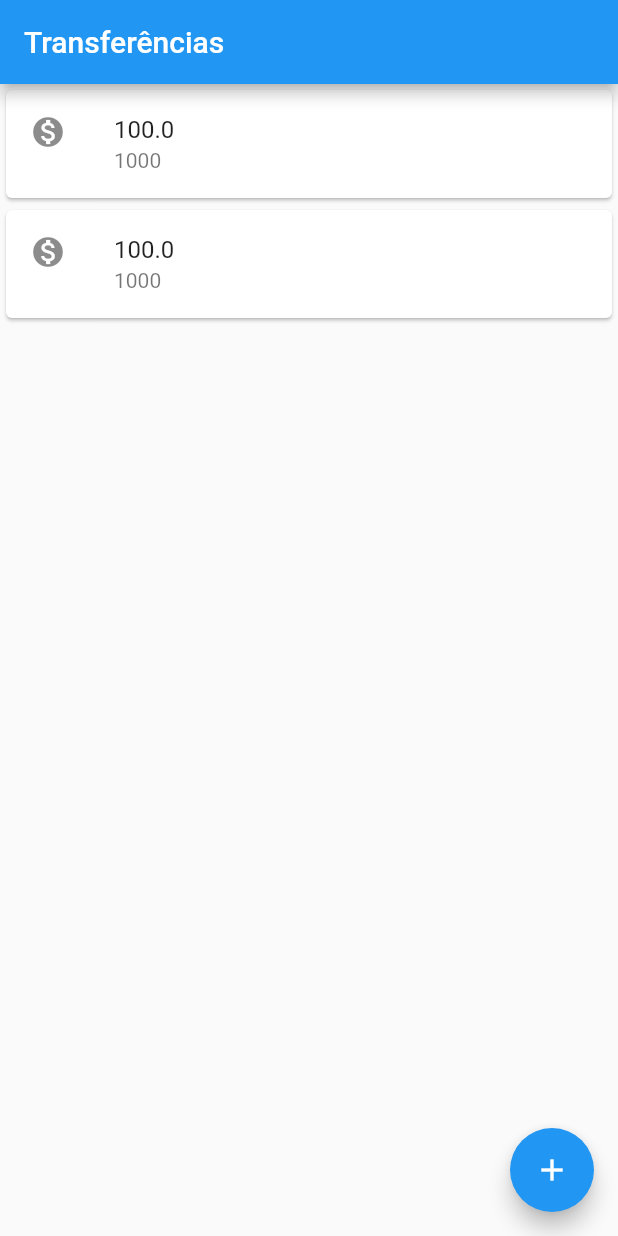
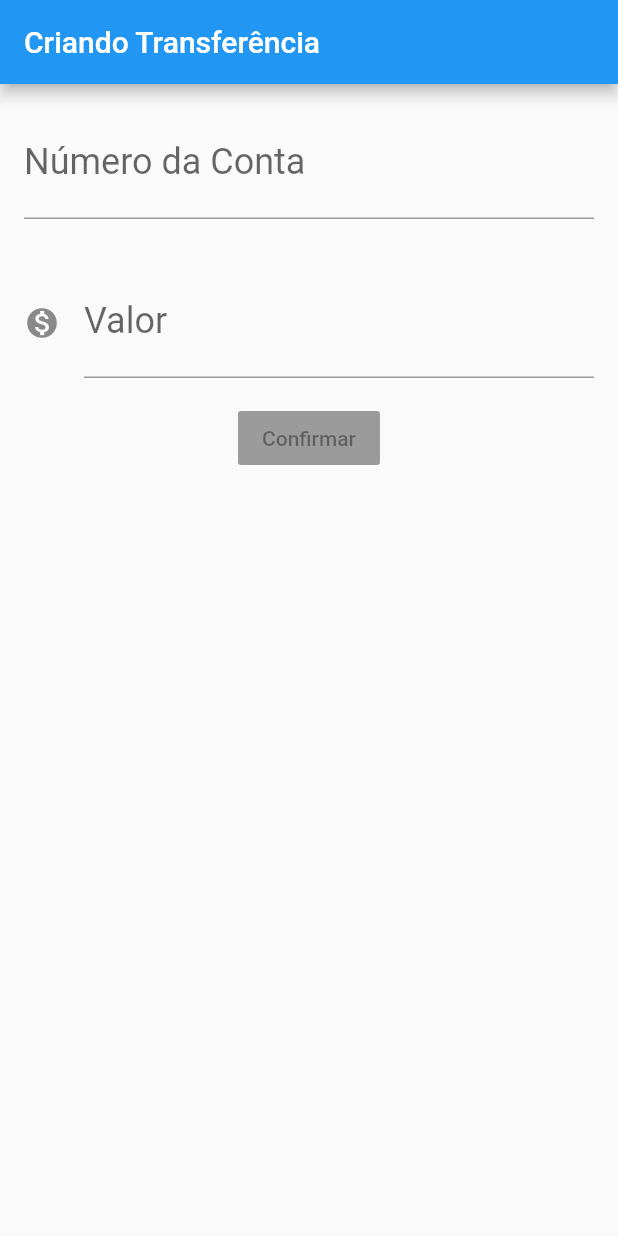
Before and after one commit to skiterandre/bytebank, a Flutter app: the screen it shows after launch, on a phone screen of 412 x 824 dp. Run offline on Flutter 3.47's test engine with Material 2 defaults, Android fonts, the phone set to English and light mode, and no system bars.

Commit message:
formulario transferencia

```diff
--- a/lib/main.dart
+++ b/lib/main.dart
@@ -1,29 +1,98 @@
 import 'package:flutter/material.dart';
 
-void main() => runApp(
-      MaterialApp(
-        home: Scaffold(
-          appBar: AppBar(title: Text("Transferências"),),
-          floatingActionButton: FloatingActionButton(
-            child: Icon(Icons.add),
+void main() => runApp(ByteBankApp());
+
+class ByteBankApp extends StatelessWidget {
+  @override
+  Widget build(BuildContext context) {
+    return MaterialApp(
+      home: FormularioTransferencia()
+    );
+  }
+}
+
+class FormularioTransferencia extends StatelessWidget {
+  @override
+  Widget build(BuildContext context) {
+    return Scaffold(
+      appBar: AppBar(title: Text("Criando Transferência"),),
+      body: Column(
+        children: <Widget>[
+          Padding(
+            padding: const EdgeInsets.all(16.0),
+            child: TextField(
+              style: TextStyle(
+                fontSize: 24,
+              ),
+              decoration: InputDecoration(
+                labelText: "Número da Conta",
+                hintText: "0000"
+              ),
+              keyboardType: TextInputType.number,
+            ),
           ),
-          body: Column(
-            children: <Widget>[
-              Card(
-                  child: ListTile(
-                    leading: Icon(Icons.monetization_on,),
-                    title: Text("100.0"),
-                    subtitle: Text("1000"),
-                  )
-              ), Card(
-                  child: ListTile(
-                    leading: Icon(Icons.monetization_on,),
-                    title: Text("100.0"),
-                    subtitle: Text("1000"),
-                  )
+          Padding(
+            padding: const EdgeInsets.all(16.0),
+            child: TextField(
+              style: TextStyle(
+                fontSize: 24
               ),
-            ],
+              decoration: InputDecoration(
+                icon: Icon(Icons.monetization_on),
+                labelText: "Valor",
+                hintText: "0.00"
+              ),
+              keyboardType: TextInputType.number,
+            ),
+          ),
+          RaisedButton(
+            child: Text("Confirmar"),
           )
-        ),
+        ],
       ),
     );
+  }
+}
+
+
+class ListaTransferencia extends StatelessWidget{
+  @override
+  Widget build(BuildContext context) {
+    return Scaffold(
+      appBar: AppBar(title: Text("Transferências")),
+      body: Column(
+        children: <Widget>[
+          ItemTransferencia(Transferencia(325.00,12546454)),
+          ItemTransferencia(Transferencia(550.00,22222)),
+          ItemTransferencia(Transferencia(220.05,123545)),
+        ],
+      ),
+    );
+  }
+}
+
+class ItemTransferencia extends StatelessWidget{
+
+  final Transferencia _transferencia;
+
+  ItemTransferencia(this._transferencia);
+
+  @override
+  Widget build(BuildContext context) {
+    return Card(
+        child: ListTile(
+          leading: Icon(Icons.monetization_on,),
+          title: Text(_transferencia.valor.toString()),
+          subtitle: Text(_transferencia.numeroConta.toString()),
+        )
+    );
+  }
+
+}
+
+class Transferencia{
+  final double valor;
+  final int numeroConta;
+
+  Transferencia(this.valor, this.numeroConta);
+}
```
